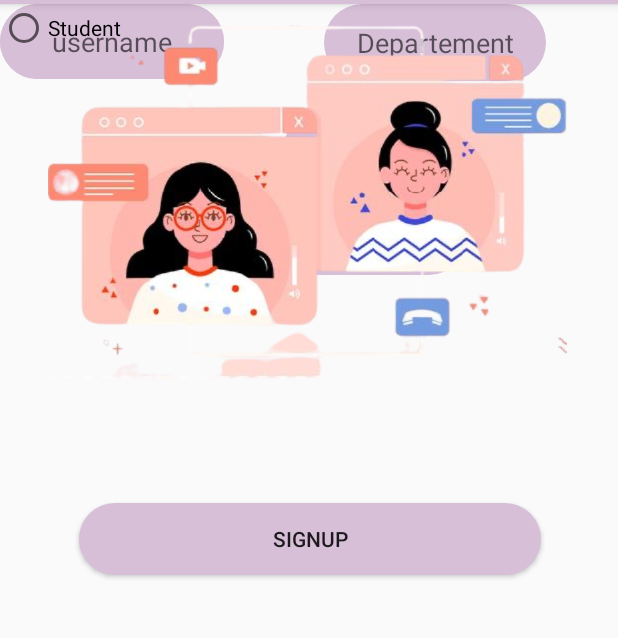
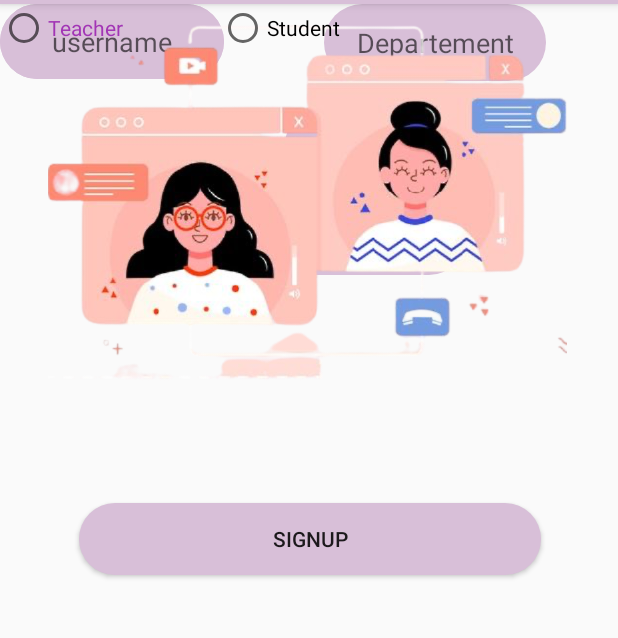
Before and after one commit to DinaAljutayli/OnlineCourse, an Android app: the SignUpActivity screen opened directly, with no data from a screen before it, on a phone screen of 412 x 824 dp, the part 80-718 px from its top. Run offline under Robolectric (Android 15) with nearby library versions, the light colour scheme and no system bars.

Commit message:
add new activities

```diff
--- a/app/src/main/java/com/example/onlinecourse/SignUpActivity.java
+++ b/app/src/main/java/com/example/onlinecourse/SignUpActivity.java
@@ -3,12 +3,35 @@ package com.example.onlinecourse;
 import androidx.appcompat.app.AppCompatActivity;
 
 import android.os.Bundle;
+import android.widget.Button;
+import android.widget.EditText;
+import android.widget.RadioButton;
+import android.widget.RadioGroup;
 
 public class SignUpActivity extends AppCompatActivity {
 
+
+    DatabaseHelper db;
+    EditText FullName_PlainText;
+    EditText Department_PlainText;
+    EditText Level_TextNumber;
+    EditText level_TextNumber;
+    EditText userName_Plaintext;
+    EditText Password_Text;
+    Button SignUp_Button;
+
+    RadioGroup radioGroup;
+
+
+
     @Override
     protected void onCreate(Bundle savedInstanceState) {
+
         super.onCreate(savedInstanceState);
         setContentView(R.layout.activity_sign_up);
+
+        radioGroup = findViewById(R.id.radioGroup);
+
+
     }
 }
--- a/app/src/main/res/layout/activity_sign_up.xml
+++ b/app/src/main/res/layout/activity_sign_up.xml
@@ -130,6 +130,14 @@
         app:layout_constraintTop_toTopOf="parent"
         app:srcCompat="@drawable/student_and_teacher" />
 
+    <RadioGroup
+        android:id="@+id/radioGroup"
+        android:layout_width="277dp"
+        android:layout_height="52dp"
+        android:orientation="horizontal"
+        tools:layout_editor_absoluteX="88dp"
+        tools:layout_editor_absoluteY="280dp">
+
         <RadioButton
             android:id="@+id/Teacher_RadioButton"
             android:layout_width="wrap_content"
@@ -149,5 +157,6 @@
             android:text="Student"
             tools:layout_editor_absoluteX="223dp"
             tools:layout_editor_absoluteY="287dp" />
+    </RadioGroup>
 
 </androidx.constraintlayout.widget.ConstraintLayout>
```
Also changed, not shown: app/src/main/java/com/example/onlinecourse/DatabaseHelper.java (added, +70 -0 lines), app/src/main/java/com/example/onlinecourse/HomeActivity.java (+16 -0 lines), app/src/main/java/com/example/onlinecourse/ui/login/LoginActivity.java (+21 -102 lines), app/src/main/res/layout/activity_login.xml (+10 -10 lines). Lines whose indentation alone changed are shown as unchanged.
